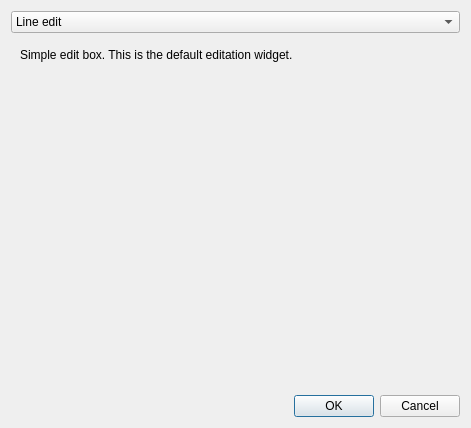
Old version of the form qgis/src/ui/qgsattributetypeedit.ui in the repository sourcepole/qgis.
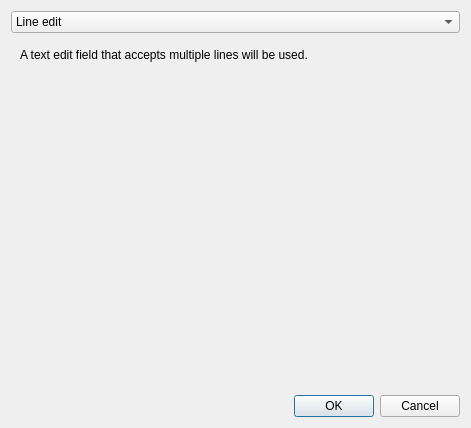
New version of the form. The open tabs and pages were chosen to show the change.

Commit message: add support for multiline edit widget

```diff
--- a/qgis/src/ui/qgsattributetypeedit.ui
+++ b/qgis/src/ui/qgsattributetypeedit.ui
@@ -544,6 +544,33 @@
        </item>
       </layout>
      </widget>
+     <widget class="QWidget" name="textEditPage">
+      <layout class="QVBoxLayout" name="verticalLayout_25">
+       <item>
+        <widget class="QLabel" name="hiddenLabel_3">
+         <property name="text">
+          <string>A text edit field that accepts multiple lines will be used.</string>
+         </property>
+         <property name="wordWrap">
+          <bool>true</bool>
+         </property>
+        </widget>
+       </item>
+       <item>
+        <spacer name="verticalSpacer_17">
+         <property name="orientation">
+          <enum>Qt::Vertical</enum>
+         </property>
+         <property name="sizeHint" stdset="0">
+          <size>
+           <width>20</width>
+           <height>302</height>
+          </size>
+         </property>
+        </spacer>
+       </item>
+      </layout>
+     </widget>
     </widget>
    </item>
    <item>
```
Left out of the diff: 7 changed lines with no effect on the pictures. The commit also changes 5 other files.
